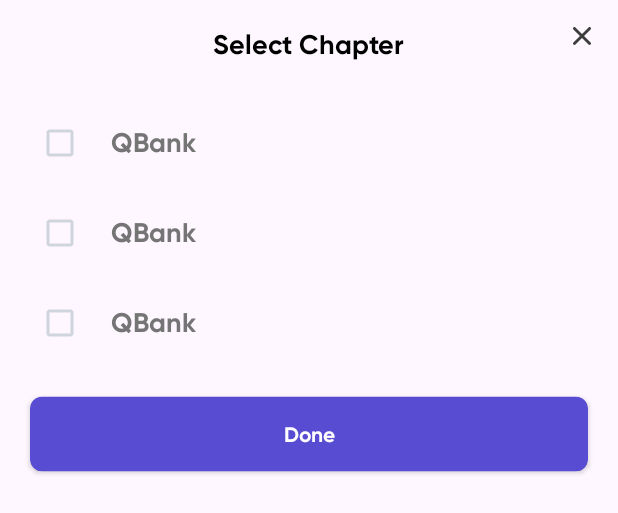
After one commit to pallaw/swipe_and_learn, an Android app: the layout fragment_chapter_selection_bottom_sheet.xml on its own in the app's theme, with its tools: preview values and no code run, on a phone screen of 412 x 824 dp. The commit adds this screen. Shown: the top 513 px of the screen. Run offline under Robolectric (Android 15) with nearby library versions, the phone set to English and light mode, and no system bars; Roboto replaces fonts that are not available here.

Commit message:
basic bottom-sheets setup

```diff
--- /dev/null
+++ b/app/src/main/java/com/pallaw/swipeandlearnf/feature/adapter/ChaptersAdapter.kt
@@ -0,0 +1,4 @@
+package com.pallaw.swipeandlearnf.feature.adapter
+
+class ChaptersAdapter {
+}
--- a/app/src/main/java/com/pallaw/swipeandlearnf/ui/game/GameFragment.kt
+++ b/app/src/main/java/com/pallaw/swipeandlearnf/ui/game/GameFragment.kt
@@ -17,6 +17,7 @@ import androidx.recyclerview.widget.DefaultItemAnimator
 import com.pallaw.swipeandlearnf.R
 import com.pallaw.swipeandlearnf.databinding.FragmentGameBinding
 import com.pallaw.swipeandlearnf.feature.adapter.QuestionsAdapter
+import com.pallaw.swipeandlearnf.feature.adapter.SubjectsAdapter
 import com.pallaw.swipeandlearnf.feature.data.CardQuestionData
 import com.yuyakaido.android.cardstackview.CardStackLayoutManager
 import com.yuyakaido.android.cardstackview.CardStackListener
@@ -40,6 +41,7 @@ class GameFragment : Fragment(), CardStackListener, QuestionsAdapter.CardClickLi
 
     private var _binding: FragmentGameBinding? = null
     private var adapter : QuestionsAdapter? = null
+    private var subjectsAdapter : SubjectsAdapter? = null
 
     private lateinit var layoutManager: CardStackLayoutManager
     private lateinit var cardStack: CardStackView
@@ -208,7 +210,7 @@ class GameFragment : Fragment(), CardStackListener, QuestionsAdapter.CardClickLi
             layoutManager.setDirections(listOf(Direction.Left, Direction.Right))
             countDown = object : CountDownTimer(30000, 1000) {
                 override fun onTick(millisUntilFinished: Long) {
-                    binding.countdownTv.text =( if(timeCounter < 0) 0 else timeCounter).toString()
+                    binding.countdownTv.text =(if(timeCounter < 0) 0 else timeCounter).toString()
                     timeCounter--
                 }
                 override fun onFinish() {
--- /dev/null
+++ b/app/src/main/res/drawable/close_sheet.xml
@@ -0,0 +1,9 @@
+<vector xmlns:android="http://schemas.android.com/apk/res/android"
+    android:width="12dp"
+    android:height="12dp"
+    android:viewportWidth="12"
+    android:viewportHeight="12">
+  <path
+      android:pathData="M11.721,0.279C11.542,0.1 11.3,0 11.047,0C10.794,0 10.551,0.1 10.373,0.279L6,4.652L1.627,0.279C1.449,0.1 1.206,0 0.953,0C0.7,0 0.458,0.1 0.279,0.279C0.1,0.458 0,0.7 0,0.953C0,1.206 0.1,1.449 0.279,1.627L4.652,6L0.279,10.373C0.1,10.551 0,10.794 0,11.047C0,11.3 0.1,11.542 0.279,11.721C0.458,11.9 0.7,12 0.953,12C1.206,12 1.449,11.9 1.627,11.721L6,7.348L10.373,11.721C10.551,11.9 10.794,12 11.047,12C11.3,12 11.542,11.9 11.721,11.721C11.9,11.542 12,11.3 12,11.047C12,10.794 11.9,10.551 11.721,10.373L7.348,6L11.721,1.627C11.9,1.449 12,1.206 12,0.953C12,0.7 11.9,0.458 11.721,0.279Z"
+      android:fillColor="#3D3D3D"/>
+</vector>
--- /dev/null
+++ b/app/src/main/res/layout/element_neet_bookmark_chapter_filter.xml
@@ -0,0 +1,61 @@
+<?xml version="1.0" encoding="utf-8"?>
+<layout xmlns:android="http://schemas.android.com/apk/res/android"
+    xmlns:app="http://schemas.android.com/apk/res-auto"
+    xmlns:tools="http://schemas.android.com/tools">
+
+    <data>
+
+    </data>
+
+    <LinearLayout
+        android:id="@+id/root_ll"
+        android:layout_width="wrap_content"
+        android:clickable="false"
+        android:focusable="false"
+        android:layout_height="wrap_content"
+        android:orientation="vertical">
+
+        <View
+            android:id="@+id/view_1"
+            android:layout_width="wrap_content"
+            android:layout_height="0dp"
+            android:background="#EFEFEF" />
+
+
+        <LinearLayout
+            android:layout_width="match_parent"
+            android:layout_height="wrap_content"
+            android:layout_marginTop="12dp"
+            android:orientation="horizontal">
+
+
+            <CheckBox
+                android:id="@+id/review_checkbox"
+                android:layout_width="wrap_content"
+                android:buttonTint="#D0D5DD"
+                android:layout_height="wrap_content"
+                android:layout_gravity="center"
+                android:layout_marginStart="16dp" />
+
+            <LinearLayout
+                android:layout_width="match_parent"
+                android:layout_height="wrap_content"
+                android:layout_gravity="center"
+                android:orientation="vertical">
+
+                <TextView
+                    android:id="@+id/filter_chapter_name_tv"
+                    android:layout_width="match_parent"
+                    android:layout_height="wrap_content"
+                    android:layout_gravity="center_vertical"
+                    android:layout_marginStart="10dp"
+                    android:fontFamily="@font/gilroy_bold"
+                    tools:text="QBank"
+                    android:textColor="#757575"
+                    android:textSize="18sp" />
+
+            </LinearLayout>
+        </LinearLayout>
+
+    </LinearLayout>
+</layout>
--- /dev/null
+++ b/app/src/main/res/layout/fragment_chapter_selection_bottom_sheet.xml
@@ -0,0 +1,109 @@
+<?xml version="1.0" encoding="utf-8"?>
+<layout xmlns:android="http://schemas.android.com/apk/res/android"
+    xmlns:tools="http://schemas.android.com/tools"
+    xmlns:app="http://schemas.android.com/apk/res-auto">
+    <data>
+
+    </data>
+    <LinearLayout
+        android:layout_width="match_parent"
+        android:orientation="vertical"
+        android:layout_height="wrap_content">
+
+        <androidx.constraintlayout.widget.ConstraintLayout
+            android:layout_width="match_parent"
+            android:layout_height="wrap_content"
+            android:orientation="horizontal">
+
+            <TextView
+                android:id="@+id/filter_tv"
+                android:layout_width="wrap_content"
+                android:layout_height="wrap_content"
+                android:layout_marginTop="18dp"
+                android:fontFamily="@font/gilroy_bold"
+                android:text="Select Chapter"
+                android:textColor="@color/black"
+                android:textSize="18sp"
+                app:layout_constraintEnd_toEndOf="parent"
+                app:layout_constraintStart_toStartOf="parent"
+                app:layout_constraintTop_toTopOf="parent"
+                tools:ignore="HardcodedText" />
+
+            <androidx.appcompat.widget.AppCompatImageView
+                android:id="@+id/closeBottomSheetBtn"
+                android:layout_width="wrap_content"
+                android:layout_height="wrap_content"
+                app:layout_constraintTop_toTopOf="parent"
+                app:layout_constraintEnd_toEndOf="parent"
+                android:layout_marginTop="18dp"
+                android:layout_marginEnd="18dp"
+                android:src="@drawable/close_sheet" />
+        </androidx.constraintlayout.widget.ConstraintLayout>
+
+        <RelativeLayout
+            android:layout_width="match_parent"
+            android:layout_height="match_parent"
+            android:layout_marginTop="18dp"
+            android:orientation="vertical">
+
+            <LinearLayout
+                android:id="@+id/all_chapter_root_ll"
+                android:layout_width="wrap_content"
+                android:layout_height="wrap_content"
+                android:clickable="false"
+                android:focusable="false"
+                android:orientation="vertical">
+
+                <View
+                    android:id="@+id/view_1"
+                    android:layout_width="wrap_content"
+                    android:layout_height="0dp"
+                    android:background="#EFEFEF" />
+
+
+            </LinearLayout>
+
+            <androidx.recyclerview.widget.RecyclerView
+                android:id="@+id/chapter_filter_rcv"
+                android:layout_width="match_parent"
+                android:layout_height="wrap_content"
+                android:layout_below="@id/all_chapter_root_ll"
+                android:orientation="vertical"
+                android:visibility="visible"
+                app:layoutManager="androidx.recyclerview.widget.LinearLayoutManager"
+                app:layout_behavior="@string/appbar_scrolling_view_behavior"
+                tools:itemCount="3"
+                tools:listitem="@layout/element_neet_bookmark_chapter_filter" />
+
+            <androidx.cardview.widget.CardView
+                android:id="@+id/apply_btn_cv"
+                android:layout_width="match_parent"
+                android:layout_height="50dp"
+                android:layout_marginHorizontal="20dp"
+                android:background="#3D3D3D"
+                android:layout_marginTop="40dp"
+                android:translationY="-15dp"
+                android:visibility="visible"
+                android:layout_below="@id/chapter_filter_rcv"
+                android:paddingTop="15dp"
+                android:paddingBottom="15dp"
+                app:cardBackgroundColor="#584CD2"
+                app:cardCornerRadius="8dp">
+
+                <TextView
+                    android:layout_width="match_parent"
+                    android:layout_height="50dp"
+                    android:fontFamily="@font/gilroy_bold"
+                    android:gravity="center"
+                    android:text="Done"
+                    android:textColor="@color/white"
+                    android:textSize="14sp" />
+
+            </androidx.cardview.widget.CardView>
+
+
+        </RelativeLayout>
+
+    </LinearLayout>
+
+</layout>
```
Also changed, not shown: app/src/main/java/com/pallaw/swipeandlearnf/feature/adapter/SubjectsAdapter.kt (added, +45 -0 lines), app/src/main/java/com/pallaw/swipeandlearnf/ui/sheets/ChapterSelectionBottomSheet.kt (added, +32 -0 lines), app/src/main/java/com/pallaw/swipeandlearnf/ui/sheets/SubjectSelectionBottomSheet.kt (added, +40 -0 lines), app/src/main/res/layout/fragment_subject_selection_bottom_sheet.xml (added, +109 -0 lines).
